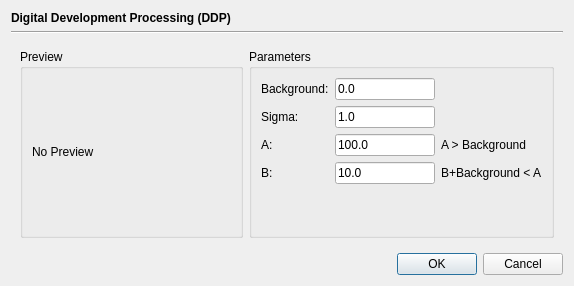
This is src/plugins/opddpdialog.ui in braeun/FitsIP as Qt 5 draws it before an edit. The edited form follows.
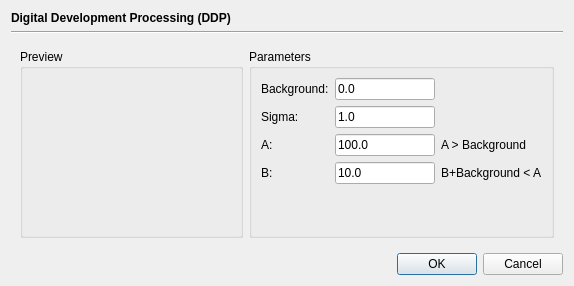
This is the edited form. Custom widgets are drawn as their Qt base class.

The edit to the form file:
```diff
--- a/src/plugins/opddpdialog.ui
+++ b/src/plugins/opddpdialog.ui
@@ -50,11 +50,7 @@
         </property>
         <layout class="QVBoxLayout" name="verticalLayout_2">
          <item>
-          <widget class="QLabel" name="previewLabel">
-           <property name="text">
-            <string>No Preview</string>
-           </property>
-          </widget>
+          <widget class="PreviewWidget" name="previewWidget" native="true"/>
          </item>
         </layout>
        </widget>
@@ -196,6 +192,14 @@
    </item>
   </layout>
  </widget>
+ <customwidgets>
+  <customwidget>
+   <class>PreviewWidget</class>
+   <extends>QWidget</extends>
+   <header location="global">fitsbase/widgets/previewwidget.h</header>
+   <container>1</container>
+  </customwidget>
+ </customwidgets>
  <tabstops>
   <tabstop>backgroundField</tabstop>
   <tabstop>sigmaField</tabstop>
```
Left out of the diff: 1 changed line with no effect on the pictures.
